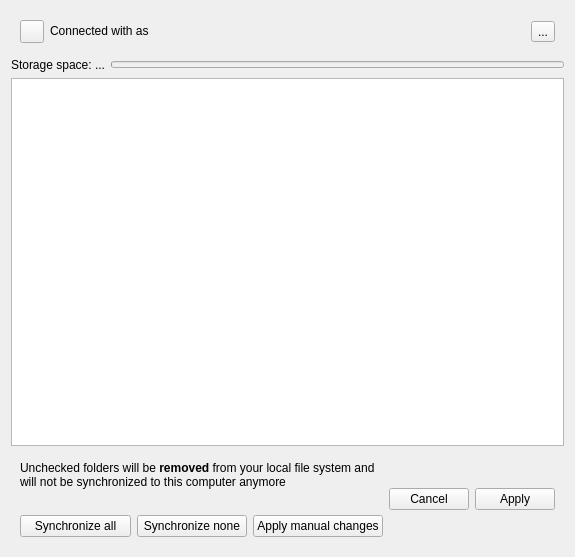
This is src/gui/accountsettings.ui in nextcloud/desktop as Qt 5 draws it before an edit. The edited form follows.
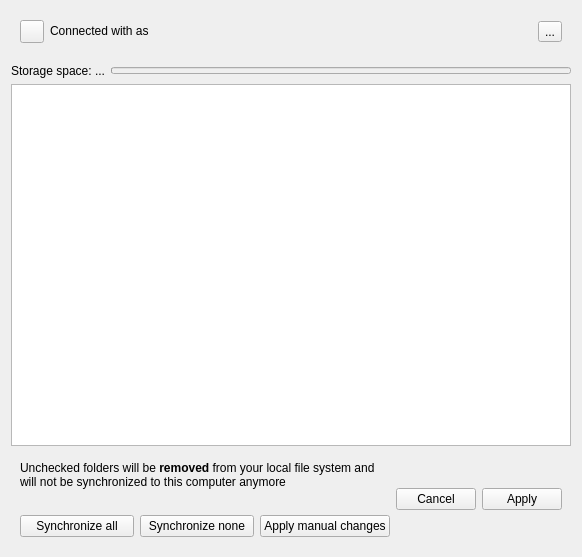
This is the edited form. Custom widgets are drawn as their Qt base class.

What changed in the file:
```diff
--- a/src/gui/accountsettings.ui
+++ b/src/gui/accountsettings.ui
@@ -6,7 +6,7 @@
    <rect>
     <x>0</x>
     <y>0</y>
-    <width>575</width>
+    <width>582</width>
     <height>557</height>
    </rect>
   </property>
@@ -14,6 +14,138 @@
    <string>Form</string>
   </property>
   <layout class="QGridLayout" name="gridLayout">
+   <item row="4" column="0">
+    <widget class="QWidget" name="selectiveSyncStatus" native="true">
+     <layout class="QHBoxLayout" name="horizontalLayout_3">
+      <item>
+       <layout class="QVBoxLayout" name="verticalLayout_3">
+        <item>
+         <widget class="QLabel" name="selectiveSyncLabel">
+          <property name="sizePolicy">
+           <sizepolicy hsizetype="MinimumExpanding" vsizetype="Maximum">
+            <horstretch>0</horstretch>
+            <verstretch>0</verstretch>
+           </sizepolicy>
+          </property>
+          <property name="text">
+           <string>Unchecked folders will be &lt;b&gt;removed&lt;/b&gt; from your local file system and will not be synchronized to this computer anymore</string>
+          </property>
+          <property name="textFormat">
+           <enum>Qt::RichText</enum>
+          </property>
+          <property name="wordWrap">
+           <bool>true</bool>
+          </property>
+          <property name="openExternalLinks">
+           <bool>true</bool>
+          </property>
+         </widget>
+        </item>
+        <item>
+         <widget class="QWidget" name="bigFolderUi" native="true">
+          <layout class="QVBoxLayout" name="verticalLayout">
+           <property name="leftMargin">
+            <number>0</number>
+           </property>
+           <property name="topMargin">
+            <number>0</number>
+           </property>
+           <property name="rightMargin">
+            <number>0</number>
+           </property>
+           <property name="bottomMargin">
+            <number>0</number>
+           </property>
+           <item>
+            <widget class="QLabel" name="selectiveSyncNotification">
+             <property name="styleSheet">
+              <string notr="true">color: red</string>
+             </property>
+             <property name="text">
+              <string/>
+             </property>
+             <property name="wordWrap">
+              <bool>true</bool>
+             </property>
+            </widget>
+           </item>
+           <item>
+            <layout class="QHBoxLayout" name="horizontalLayout_2">
+             <item>
+              <widget class="QPushButton" name="bigFolderSyncAll">
+               <property name="text">
+                <string>Synchronize all</string>
+               </property>
+              </widget>
+             </item>
+             <item>
+              <widget class="QPushButton" name="bigFolderSyncNone">
+               <property name="text">
+                <string>Synchronize none</string>
+               </property>
+              </widget>
+             </item>
+             <item>
+              <widget class="QPushButton" name="bigFolderApply">
+               <property name="text">
+                <string>Apply manual changes</string>
+               </property>
+              </widget>
+             </item>
+            </layout>
+           </item>
+          </layout>
+         </widget>
+        </item>
+       </layout>
+      </item>
+      <item>
+       <widget class="QWidget" name="selectiveSyncButtons" native="true">
+        <layout class="QHBoxLayout" name="horizontalLayout">
+         <property name="leftMargin">
+          <number>0</number>
+         </property>
+         <property name="topMargin">
+          <number>0</number>
+         </property>
+         <property name="rightMargin">
+          <number>0</number>
+         </property>
+         <property name="bottomMargin">
+          <number>0</number>
+         </property>
+         <item>
+          <widget class="QPushButton" name="selectiveSyncCancel">
+           <property name="sizePolicy">
+            <sizepolicy hsizetype="Minimum" vsizetype="Maximum">
+             <horstretch>0</horstretch>
+             <verstretch>0</verstretch>
+            </sizepolicy>
+           </property>
+           <property name="text">
+            <string>Cancel</string>
+           </property>
+          </widget>
+         </item>
+         <item>
+          <widget class="QPushButton" name="selectiveSyncApply">
+           <property name="sizePolicy">
+            <sizepolicy hsizetype="Minimum" vsizetype="Maximum">
+             <horstretch>0</horstretch>
+             <verstretch>0</verstretch>
+            </sizepolicy>
+           </property>
+           <property name="text">
+            <string>Apply</string>
+           </property>
+          </widget>
+         </item>
+        </layout>
+       </widget>
+      </item>
+     </layout>
+    </widget>
+   </item>
    <item row="0" column="0">
     <widget class="QWidget" name="accountStatus" native="true">
      <layout class="QGridLayout" name="gridLayout_2">
@@ -62,7 +194,7 @@
      </layout>
     </widget>
    </item>
-   <item row="1" column="0">
+   <item row="2" column="0">
     <layout class="QHBoxLayout" name="storageGroupBox">
      <item>
       <widget class="QLabel" name="quotaInfoLabel">
@@ -116,7 +248,7 @@
      </item>
     </layout>
    </item>
-   <item row="2" column="0">
+   <item row="3" column="0">
     <widget class="OCC::FolderStatusView" name="_folderList">
      <property name="sizePolicy">
       <sizepolicy hsizetype="MinimumExpanding" vsizetype="Expanding">
@@ -135,137 +267,8 @@
      </property>
     </widget>
    </item>
-   <item row="3" column="0">
-    <widget class="QWidget" name="selectiveSyncStatus" native="true">
-     <layout class="QHBoxLayout" name="horizontalLayout_3">
-      <item>
-       <layout class="QVBoxLayout" name="verticalLayout_3">
-        <item>
-         <widget class="QLabel" name="selectiveSyncLabel">
-          <property name="sizePolicy">
-           <sizepolicy hsizetype="MinimumExpanding" vsizetype="Maximum">
-            <horstretch>0</horstretch>
-            <verstretch>0</verstretch>
-           </sizepolicy>
-          </property>
-          <property name="text">
-           <string>Unchecked folders will be &lt;b&gt;removed&lt;/b&gt; from your local file system and will not be synchronized to this computer anymore</string>
-          </property>
-          <property name="textFormat">
-           <enum>Qt::RichText</enum>
-          </property>
-          <property name="wordWrap">
-           <bool>true</bool>
-          </property>
-          <property name="openExternalLinks">
-           <bool>true</bool>
-          </property>
-         </widget>
-        </item>
-        <item>
-         <widget class="QWidget" name="bigFolderUi" native="true">
-          <layout class="QVBoxLayout" name="verticalLayout">
-           <property name="leftMargin">
-            <number>0</number>
-           </property>
-           <property name="topMargin">
-            <number>0</number>
-           </property>
-           <property name="rightMargin">
-            <number>0</number>
-           </property>
-           <property name="bottomMargin">
-            <number>0</number>
-           </property>
-           <item>
-            <widget class="QLabel" name="selectiveSyncNotification">
-             <property name="styleSheet">
-              <string notr="true">color: red</string>
-             </property>
-             <property name="text">
-              <string/>
-             </property>
-             <property name="wordWrap">
-              <bool>true</bool>
-             </property>
-            </widget>
-           </item>
-           <item>
-            <layout class="QHBoxLayout" name="horizontalLayout_2">
-             <item>
-              <widget class="QPushButton" name="bigFolderSyncAll">
-               <property name="text">
-                <string>Synchronize all</string>
-               </property>
-              </widget>
-             </item>
-             <item>
-              <widget class="QPushButton" name="bigFolderSyncNone">
-               <property name="text">
-                <string>Synchronize none</string>
-               </property>
-              </widget>
-             </item>
-             <item>
-              <widget class="QPushButton" name="bigFolderApply">
-               <property name="text">
-                <string>Apply manual changes</string>
-               </property>
-              </widget>
-             </item>
-            </layout>
-           </item>
-          </layout>
-         </widget>
-        </item>
-       </layout>
-      </item>
-      <item>
-       <widget class="QWidget" name="selectiveSyncButtons" native="true">
-        <layout class="QHBoxLayout" name="horizontalLayout">
-         <property name="leftMargin">
-          <number>0</number>
-         </property>
-         <property name="topMargin">
-          <number>0</number>
-         </property>
-         <property name="rightMargin">
-          <number>0</number>
-         </property>
-         <property name="bottomMargin">
-          <number>0</number>
-         </property>
-         <item>
-          <widget class="QPushButton" name="selectiveSyncCancel">
-           <property name="sizePolicy">
-            <sizepolicy hsizetype="Minimum" vsizetype="Maximum">
-             <horstretch>0</horstretch>
-             <verstretch>0</verstretch>
-            </sizepolicy>
-           </property>
-           <property name="text">
-            <string>Cancel</string>
-           </property>
-          </widget>
-         </item>
-         <item>
-          <widget class="QPushButton" name="selectiveSyncApply">
-           <property name="sizePolicy">
-            <sizepolicy hsizetype="Minimum" vsizetype="Maximum">
-             <horstretch>0</horstretch>
-             <verstretch>0</verstretch>
-            </sizepolicy>
-           </property>
-           <property name="text">
-            <string>Apply</string>
-           </property>
-          </widget>
-         </item>
-        </layout>
-       </widget>
-      </item>
-     </layout>
-    </widget>
+   <item row="1" column="0">
+    <widget class="KMessageWidget" name="encryptionMessage" native="true"/>
    </item>
   </layout>
  </widget>
@@ -280,6 +283,12 @@
    <extends>QTreeView</extends>
    <header>folderstatusview.h</header>
   </customwidget>
+  <customwidget>
+   <class>KMessageWidget</class>
+   <extends>QWidget</extends>
+   <header>kmessagewidget.h</header>
+   <container>1</container>
+  </customwidget>
  </customwidgets>
  <resources/>
  <connections/>
```
